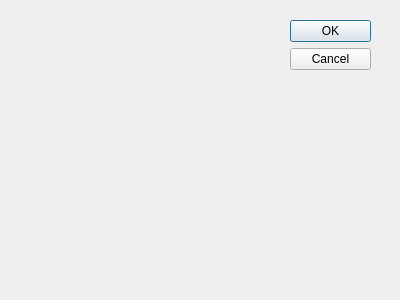
This is ui/QEDLab7Ui/task1qed.ui in JFomit/lab7 as Qt 5 draws it before an edit. The edited form follows.
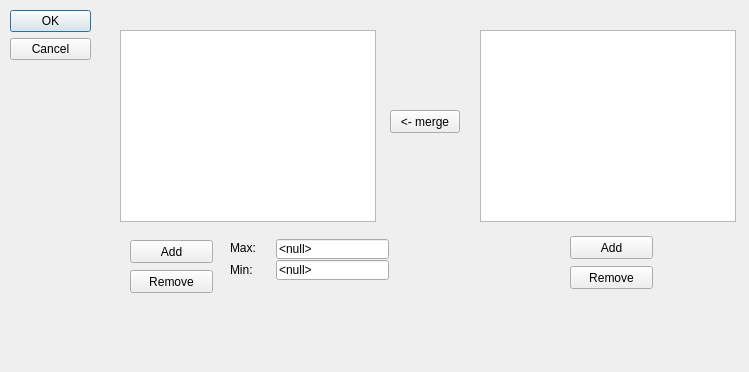
This is the edited form.

Patch:
```diff
--- a/ui/QEDLab7Ui/task1qed.ui
+++ b/ui/QEDLab7Ui/task1qed.ui
@@ -6,8 +6,8 @@
    <rect>
     <x>0</x>
     <y>0</y>
-    <width>400</width>
-    <height>300</height>
+    <width>749</width>
+    <height>372</height>
    </rect>
   </property>
   <property name="windowTitle">
@@ -16,8 +16,8 @@
   <widget class="QDialogButtonBox" name="buttonBox">
    <property name="geometry">
     <rect>
-     <x>290</x>
-     <y>20</y>
+     <x>10</x>
+     <y>10</y>
      <width>81</width>
      <height>241</height>
     </rect>
@@ -29,6 +29,149 @@
     <set>QDialogButtonBox::StandardButton::Cancel|QDialogButtonBox::StandardButton::Ok</set>
    </property>
   </widget>
+  <widget class="QListWidget" name="listWidget">
+   <property name="geometry">
+    <rect>
+     <x>120</x>
+     <y>30</y>
+     <width>256</width>
+     <height>192</height>
+    </rect>
+   </property>
+  </widget>
+  <widget class="QListWidget" name="listWidget_2">
+   <property name="geometry">
+    <rect>
+     <x>480</x>
+     <y>30</y>
+     <width>256</width>
+     <height>192</height>
+    </rect>
+   </property>
+  </widget>
+  <widget class="QPushButton" name="pushButton">
+   <property name="geometry">
+    <rect>
+     <x>390</x>
+     <y>110</y>
+     <width>70</width>
+     <height>23</height>
+    </rect>
+   </property>
+   <property name="text">
+    <string>&lt;- merge</string>
+   </property>
+  </widget>
+  <widget class="QPushButton" name="add_a">
+   <property name="geometry">
+    <rect>
+     <x>130</x>
+     <y>240</y>
+     <width>83</width>
+     <height>23</height>
+    </rect>
+   </property>
+   <property name="text">
+    <string>Add</string>
+   </property>
+  </widget>
+  <widget class="QPushButton" name="add_b">
+   <property name="geometry">
+    <rect>
+     <x>570</x>
+     <y>236</y>
+     <width>83</width>
+     <height>23</height>
+    </rect>
+   </property>
+   <property name="text">
+    <string>Add</string>
+   </property>
+  </widget>
+  <widget class="QLabel" name="label">
+   <property name="geometry">
+    <rect>
+     <x>230</x>
+     <y>240</y>
+     <width>57</width>
+     <height>15</height>
+    </rect>
+   </property>
+   <property name="text">
+    <string>Max:</string>
+   </property>
+  </widget>
+  <widget class="QLabel" name="label_2">
+   <property name="geometry">
+    <rect>
+     <x>230</x>
+     <y>262</y>
+     <width>50</width>
+     <height>15</height>
+    </rect>
+   </property>
+   <property name="text">
+    <string>Min:</string>
+   </property>
+  </widget>
+  <widget class="QLineEdit" name="lineEdit">
+   <property name="geometry">
+    <rect>
+     <x>276</x>
+     <y>239</y>
+     <width>113</width>
+     <height>20</height>
+    </rect>
+   </property>
+   <property name="text">
+    <string>&lt;null&gt;</string>
+   </property>
+   <property name="readOnly">
+    <bool>true</bool>
+   </property>
+  </widget>
+  <widget class="QLineEdit" name="lineEdit_2">
+   <property name="geometry">
+    <rect>
+     <x>276</x>
+     <y>260</y>
+     <width>113</width>
+     <height>20</height>
+    </rect>
+   </property>
+   <property name="text">
+    <string>&lt;null&gt;</string>
+   </property>
+   <property name="readOnly">
+    <bool>true</bool>
+   </property>
+  </widget>
+  <widget class="QPushButton" name="remove_a">
+   <property name="geometry">
+    <rect>
+     <x>130</x>
+     <y>270</y>
+     <width>83</width>
+     <height>23</height>
+    </rect>
+   </property>
+   <property name="text">
+    <string>Remove</string>
+   </property>
+  </widget>
+  <widget class="QPushButton" name="remove_a_2">
+   <property name="geometry">
+    <rect>
+     <x>570</x>
+     <y>266</y>
+     <width>83</width>
+     <height>23</height>
+    </rect>
+   </property>
+   <property name="text">
+    <string>Remove</string>
+   </property>
+  </widget>
  </widget>
  <resources/>
  <connections>
```
Left out of the diff: 8 changed lines with no effect on the pictures.
